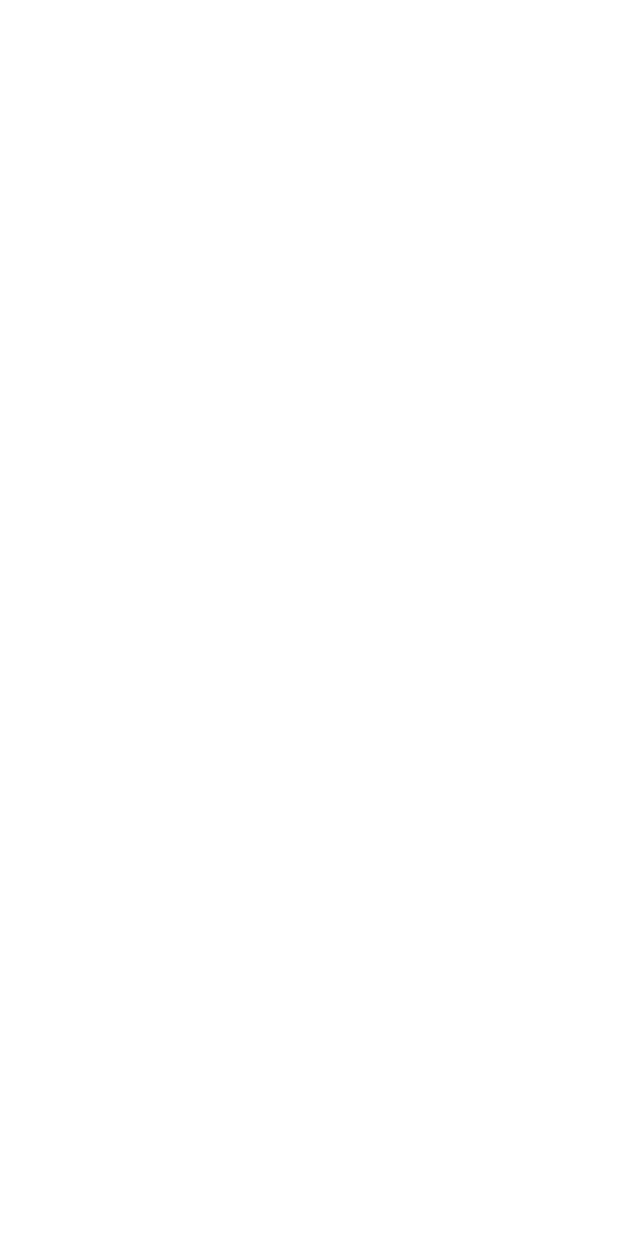
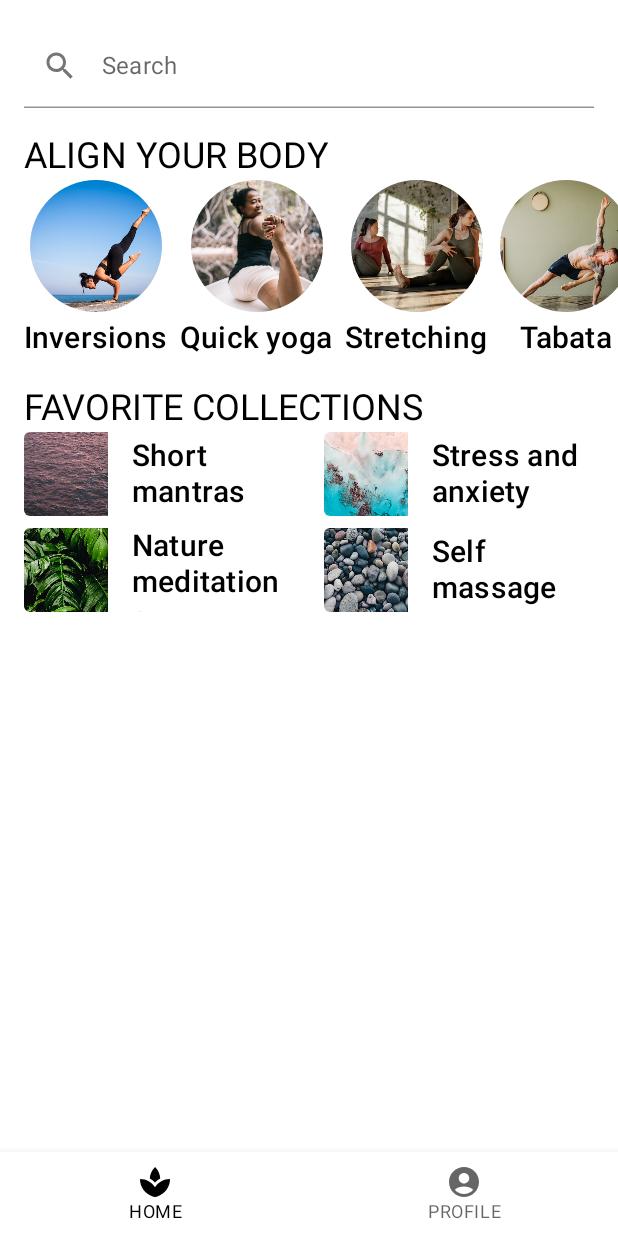
Before and after one commit to TiliaSNogueira/Compose-Basic-Layouts-Codelab, an Android app built with Jetpack Compose: the screen it shows after launch (MainActivity), on a phone screen of 412 x 824 dp. Before the commit the screen is empty. Run offline under Robolectric (Android 15) with nearby library versions, the phone set to English and light mode, and no system bars.

Commit message:
final: scafold, slot, spacer and bottom bar

```diff
--- a/app/src/main/java/com/codelab/basiclayouts/MainActivity.kt
+++ b/app/src/main/java/com/codelab/basiclayouts/MainActivity.kt
@@ -26,6 +26,7 @@ import androidx.compose.foundation.layout.Arrangement
 import androidx.compose.foundation.layout.Column
 import androidx.compose.foundation.layout.PaddingValues
 import androidx.compose.foundation.layout.Row
+import androidx.compose.foundation.layout.Spacer
 import androidx.compose.foundation.layout.fillMaxWidth
 import androidx.compose.foundation.layout.height
 import androidx.compose.foundation.layout.heightIn
@@ -38,15 +39,22 @@ import androidx.compose.foundation.lazy.grid.GridCells
 import androidx.compose.foundation.lazy.grid.LazyHorizontalGrid
 import androidx.compose.foundation.lazy.grid.items
 import androidx.compose.foundation.lazy.items
+import androidx.compose.foundation.rememberScrollState
 import androidx.compose.foundation.shape.CircleShape
+import androidx.compose.foundation.verticalScroll
+import androidx.compose.material.BottomNavigation
+import androidx.compose.material.BottomNavigationItem
 import androidx.compose.material.Icon
 import androidx.compose.material.MaterialTheme
+import androidx.compose.material.Scaffold
 import androidx.compose.material.Surface
 import androidx.compose.material.Text
 import androidx.compose.material.TextField
 import androidx.compose.material.TextFieldDefaults
 import androidx.compose.material.icons.Icons
+import androidx.compose.material.icons.filled.AccountCircle
 import androidx.compose.material.icons.filled.Search
+import androidx.compose.material.icons.filled.Spa
 import androidx.compose.runtime.Composable
 import androidx.compose.ui.Alignment
 import androidx.compose.ui.Modifier
@@ -57,6 +65,7 @@ import androidx.compose.ui.res.stringResource
 import androidx.compose.ui.tooling.preview.Preview
 import androidx.compose.ui.unit.dp
 import com.codelab.basiclayouts.ui.theme.MySootheTheme
+import java.util.Locale
 
 class MainActivity : ComponentActivity() {
     override fun onCreate(savedInstanceState: Bundle?) {
@@ -109,7 +118,7 @@ fun AlignYourBodyElement(
         )
         Text(
             text = stringResource(text),
-            style = MaterialTheme.typography.h3,
+            style = MaterialTheme.typography.h6,
             modifier = Modifier.paddingFromBaseline(top = 24.dp, bottom = 8.dp)
         )
     }
@@ -138,7 +147,7 @@ fun FavoriteCollectionCard(
             )
             Text(
                 text = stringResource(id = text),
-                style = MaterialTheme.typography.h3,
+                style = MaterialTheme.typography.h6,
                 modifier = Modifier.padding(horizontal = 16.dp)
             )
         }
@@ -169,12 +178,16 @@ fun FavoriteCollectionsGrid(
     LazyHorizontalGrid(
         rows = GridCells.Fixed(2),
         modifier = modifier.height(120.dp),
-        verticalArrangement = Arrangement.spacedBy(8.dp) ,
+        verticalArrangement = Arrangement.spacedBy(8.dp),
         horizontalArrangement = Arrangement.spacedBy(8.dp),
         contentPadding = PaddingValues(horizontal = 16.dp)
     ) {
         items(favoriteCollectionsData) { item ->
-            FavoriteCollectionCard(drawable = item.drawable, text = item.text)
+            FavoriteCollectionCard(
+                drawable = item.drawable,
+                text = item.text,
+                modifier = Modifier.height(56.dp)
+            )
         }
     }
 }
@@ -182,27 +195,73 @@ fun FavoriteCollectionsGrid(
 // Step: Home section - Slot APIs
 @Composable
 fun HomeSection(
-    modifier: Modifier = Modifier
+    @StringRes title: Int,
+    modifier: Modifier = Modifier,
+    content: @Composable () -> Unit
 ) {
-    // Implement composable here
+    Column(modifier) {
+        Text(
+            text = stringResource(id = title).uppercase(
+                Locale.getDefault()
+            ),
+            style = MaterialTheme.typography.h5,
+            modifier = Modifier
+                .paddingFromBaseline(top = 40.dp, bottom = 8.dp)
+                .padding(horizontal = 16.dp)
+        )
+        content()
+    }
 }
 
 // Step: Home screen - Scrolling
 @Composable
 fun HomeScreen(modifier: Modifier = Modifier) {
-    // Implement composable here
+    Column(
+        modifier = modifier.verticalScroll(rememberScrollState())
+    ) {
+        Spacer(modifier = Modifier.height(16.dp))
+        SearchBar(
+            modifier = Modifier.padding(horizontal = 16.dp)
+        )
+        HomeSection(title = R.string.align_your_body) {
+            AlignYourBodyRow()
+        }
+        HomeSection(title = R.string.favorite_collections) {
+            FavoriteCollectionsGrid()
+        }
+    }
 }
 
 // Step: Bottom navigation - Material
 @Composable
 private fun SootheBottomNavigation(modifier: Modifier = Modifier) {
-    // Implement composable here
+    BottomNavigation(
+        modifier = modifier,
+        backgroundColor = MaterialTheme.colors.background
+    ) {
+        BottomNavigationItem(
+            selected = true,
+            onClick = { /*TODO*/ },
+            icon = { Icon(imageVector = Icons.Default.Spa, contentDescription = null) },
+            label = { Text(stringResource(id = R.string.bottom_navigation_home)) }
+        )
+        BottomNavigationItem(
+            selected = false,
+            onClick = { /*TODO*/ },
+            icon = { Icon(imageVector = Icons.Default.AccountCircle, contentDescription = null) },
+            label = { Text(stringResource(id = R.string.bottom_navigation_profile)) }
+        )
+    }
 }
 
 // Step: MySoothe App - Scaffold
 @Composable
 fun MySootheApp() {
-    // Implement composable here
+    Scaffold(
+        bottomBar = { SootheBottomNavigation() }
+    ) { padding ->
+        HomeScreen(Modifier.padding(padding))
+    }
 }
 
 private val alignYourBodyData = listOf(
@@ -273,10 +332,14 @@ fun AlignYourBodyRowPreview() {
 @Preview(showBackground = true, backgroundColor = 0xFFF0EAE2)
 @Composable
 fun HomeSectionPreview() {
-    MySootheTheme { HomeSection() }
+    MySootheTheme {
+        HomeSection(title = R.string.align_your_body, content = {
+            AlignYourBodyRow()
+        })
+    }
 }
 
-@Preview(showBackground = true, backgroundColor = 0xFFF0EAE2)
+@Preview(showBackground = true, backgroundColor = 0xFFF0EAE2, heightDp = 150)
 @Composable
 fun ScreenContentPreview() {
     MySootheTheme { HomeScreen() }
```
